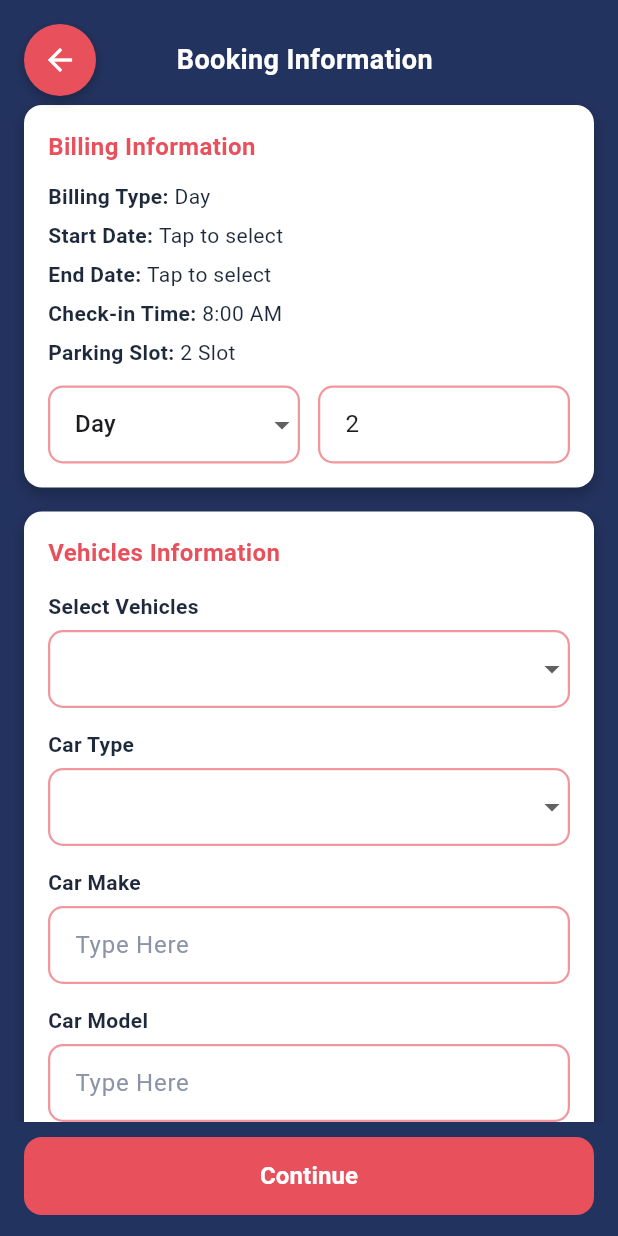
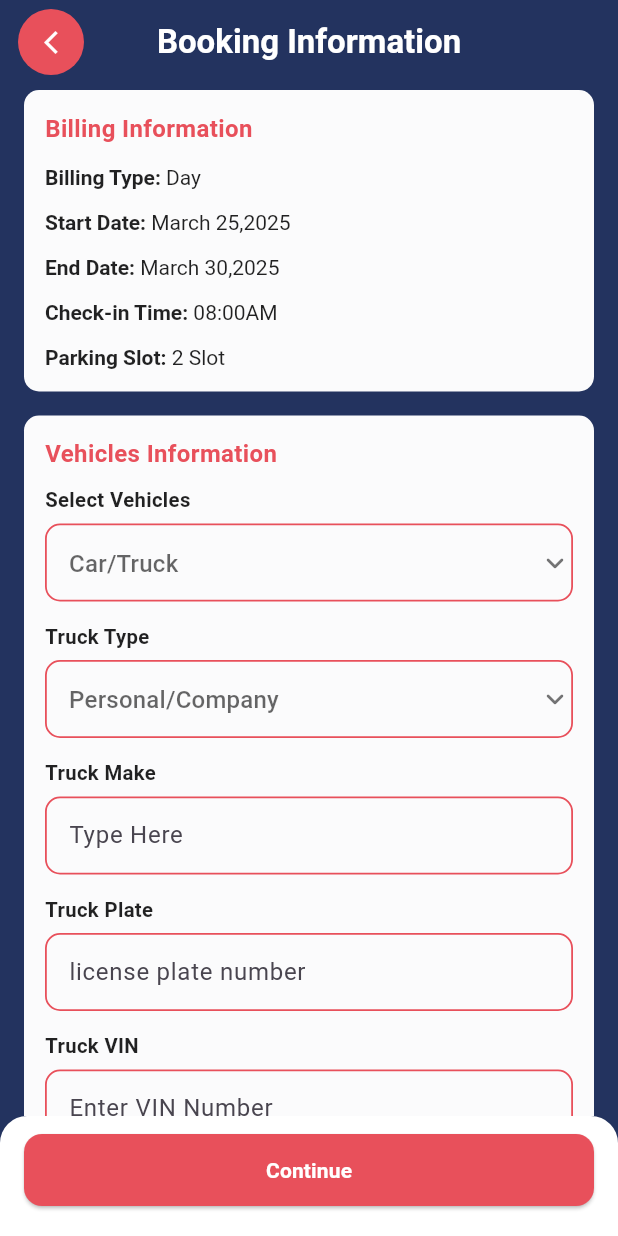
Before and after one commit to linconchondroroy/car_parking, a Flutter app: the screen it shows after launch, on a phone screen of 412 x 824 dp. Run offline on Flutter 3.47's test engine with Material 3 defaults, Android fonts, the phone set to English and light mode, and no system bars.

Commit message:
Car Parking App

```diff
--- a/lib/main.dart
+++ b/lib/main.dart
@@ -14,6 +14,7 @@ import 'package:car_parking/authentication_screen/reset_password.dart';
 import 'package:car_parking/parking_sport/parking_spot_five.dart';
 import 'package:car_parking/parking_sport/parking_spot_four.dart';
 import 'package:car_parking/parking_sport/parking_spot_one.dart';
+import 'package:car_parking/parking_sport/parking_spot_six.dart';
 import 'package:car_parking/parking_sport/parking_spot_two.dart';
 import 'package:car_parking/welcome_screen/welcome_screen.dart';
 import 'package:flutter/cupertino.dart';
@@ -41,7 +42,7 @@ class MyApp extends StatelessWidget {
   Widget build(BuildContext context) {
     return MaterialApp(
       debugShowCheckedModeBanner: false,
-      home: ParkingSpotFive(),
+      home: ParkingSpotSix(),
     );
   }
 }
--- /dev/null
+++ b/lib/parking_sport/parking_spot_six.dart
@@ -0,0 +1,242 @@
+import 'package:flutter/material.dart';
+
+class ParkingSpotSix extends StatefulWidget {
+  const ParkingSpotSix({super.key});
+
+  @override
+  State<ParkingSpotSix> createState() => _ParkingSpotSixState();
+}
+
+class _ParkingSpotSixState extends State<ParkingSpotSix> {
+  // Colors
+  static const Color kBg = Color(0xFF23335F);
+  static const Color kRed = Color(0xFFE8505B);
+
+  // Dropdown state
+  String? _vehicleType;
+  String? _truckType;
+
+  // Text controllers
+  final _makeCtrl = TextEditingController();
+  final _plateCtrl = TextEditingController();
+  final _vinCtrl = TextEditingController();
+
+  @override
+  void dispose() {
+    _makeCtrl.dispose();
+    _plateCtrl.dispose();
+    _vinCtrl.dispose();
+    super.dispose();
+  }
+
+  InputDecoration _inputDec(String hint) {
+    const radius = BorderRadius.all(Radius.circular(10));
+    return InputDecoration(
+      hintText: hint,
+      contentPadding: const EdgeInsets.symmetric(horizontal: 12, vertical: 14),
+      enabledBorder: OutlineInputBorder(
+        borderRadius: radius,
+        borderSide: const BorderSide(color: kRed, width: 1.2),
+      ),
+      focusedBorder: OutlineInputBorder(
+        borderRadius: radius,
+        borderSide: const BorderSide(color: kRed, width: 1.6),
+      ),
+    );
+  }
+
+  @override
+  Widget build(BuildContext context) {
+    return Scaffold(
+      backgroundColor: kBg,
+
+      // AppBar
+      appBar: AppBar(
+        backgroundColor: kBg,
+        elevation: 0,
+        centerTitle: true,
+        title: const Text(
+          "Booking Information",
+          style: TextStyle(color: Colors.white, fontWeight: FontWeight.w700),
+        ),
+        // round back button
+        leading: Padding(
+          padding: const EdgeInsets.only(left: 12, top: 6, bottom: 6),
+          child: InkWell(
+            onTap: () => Navigator.pop(context),
+            borderRadius: BorderRadius.circular(50),
+            child: Container(
+              decoration: const BoxDecoration(color: kRed, shape: BoxShape.circle),
+              child: const Icon(Icons.arrow_back_ios_new, size: 18, color: Colors.white),
+            ),
+          ),
+        ),
+      ),
+
+      // Body
+      body: SafeArea(
+        child: SingleChildScrollView(
+          padding: const EdgeInsets.fromLTRB(16, 4, 16, 110),
+          child: Column(
+            children: [
+              // ----- Billing information card -----
+              _sectionCard(
+                title: "Billing Information",
+                child: Column(
+                  crossAxisAlignment: CrossAxisAlignment.start,
+                  children: const [
+                    _KV(title: "Billing Type", value: "Day"),
+                    SizedBox(height: 10),
+                    _KV(title: "Start Date", value: "March 25,2025"),
+                    SizedBox(height: 10),
+                    _KV(title: "End Date", value: "March 30,2025"),
+                    SizedBox(height: 10),
+                    _KV(title: "Check-in Time", value: "08:00AM"),
+                    SizedBox(height: 10),
+                    _KV(title: "Parking Slot", value: "2 Slot"),
+                  ],
+                ),
+              ),
+
+              const SizedBox(height: 16),
+
+              // ----- Vehicles information card -----
+              _sectionCard(
+                title: "Vehicles Information",
+                child: Column(
+                  crossAxisAlignment: CrossAxisAlignment.start,
+                  children: [
+                    const _FieldLabel("Select Vehicles"),
+                    const SizedBox(height: 6),
+                    DropdownButtonFormField<String>(
+                      value: _vehicleType,
+                      items: const [
+                        DropdownMenuItem(value: "Car/Truck", child: Text("Car/Truck")),
+                        DropdownMenuItem(value: "Motorcycle", child: Text("Motorcycle")),
+                        DropdownMenuItem(value: "Van", child: Text("Van")),
+                      ],
+                      onChanged: (v) => setState(() => _vehicleType = v),
+                      decoration: _inputDec("Car/Truck"),
+                      icon: const Icon(Icons.keyboard_arrow_down_rounded, color: Colors.black54),
+                    ),
+
+                    const SizedBox(height: 14),
+                    const _FieldLabel("Truck Type"),
+                    const SizedBox(height: 6),
+                    DropdownButtonFormField<String>(
+                      value: _truckType,
+                      items: const [
+                        DropdownMenuItem(value: "Personal/Company", child: Text("Personal/Company")),
+                        DropdownMenuItem(value: "Personal", child: Text("Personal")),
+                        DropdownMenuItem(value: "Company", child: Text("Company")),
+                      ],
+                      onChanged: (v) => setState(() => _truckType = v),
+                      decoration: _inputDec("Personal/Company"),
+                      icon: const Icon(Icons.keyboard_arrow_down_rounded, color: Colors.black54),
+                    ),
+
+                    const SizedBox(height: 14),
+                    const _FieldLabel("Truck Make"),
+                    const SizedBox(height: 6),
+                    TextField(controller: _makeCtrl, decoration: _inputDec("Type Here")),
+
+                    const SizedBox(height: 14),
+                    const _FieldLabel("Truck Plate"),
+                    const SizedBox(height: 6),
+                    TextField(controller: _plateCtrl, decoration: _inputDec("license plate number")),
+
+                    const SizedBox(height: 14),
+                    const _FieldLabel("Truck VIN"),
+                    const SizedBox(height: 6),
+                    TextField(controller: _vinCtrl, decoration: _inputDec("Enter VIN Number")),
+                  ],
+                ),
+              ),
+            ],
+          ),
+        ),
+      ),
+
+      // Bottom sticky "Continue" bar
+      bottomNavigationBar: Container(
+        padding: const EdgeInsets.fromLTRB(16, 12, 16, 20),
+        decoration: const BoxDecoration(
+          color: Colors.white,
+          borderRadius: BorderRadius.only(
+            topLeft: Radius.circular(18),
+            topRight: Radius.circular(18),
+          ),
+        ),
+        child: SizedBox(
+          height: 48,
+          width: double.infinity,
+          child: ElevatedButton(
+            style: ElevatedButton.styleFrom(
+              backgroundColor: kRed,
+              foregroundColor: Colors.white,
+              shape: RoundedRectangleBorder(borderRadius: BorderRadius.circular(12)),
+            ),
+            onPressed: () {
+              // TODO: Submit / Navigate
+            },
+            child: const Text("Continue", style: TextStyle(fontWeight: FontWeight.w700)),
+          ),
+        ),
+      ),
+    );
+  }
+
+  // Section card with red title
+  Widget _sectionCard({required String title, required Widget child}) {
+    return Container(
+      width: double.infinity,
+      padding: const EdgeInsets.fromLTRB(14, 14, 14, 14),
+      decoration: BoxDecoration(
+        color: Colors.white.withOpacity(0.98),
+        borderRadius: BorderRadius.circular(10),
+      ),
+      child: Column(
+        crossAxisAlignment: CrossAxisAlignment.start,
+        children: [
+          Text(title,
+              style: const TextStyle(
+                  color: kRed, fontWeight: FontWeight.w700, fontSize: 16)),
+          const SizedBox(height: 10),
+          child,
+        ],
+      ),
+    );
+  }
+}
+
+/// Key–Value row like the screenshot
+class _KV extends StatelessWidget {
+  final String title;
+  final String value;
+  const _KV({required this.title, required this.value});
+
+  @override
+  Widget build(BuildContext context) {
+    return RichText(
+      text: TextSpan(
+        style: const TextStyle(fontSize: 14, color: Colors.black87, height: 1.4),
+        children: [
+          TextSpan(text: "$title: ", style: const TextStyle(fontWeight: FontWeight.w700)),
+          TextSpan(text: value),
+        ],
+      ),
+    );
+  }
+}
+
+class _FieldLabel extends StatelessWidget {
+  final String text;
+  const _FieldLabel(this.text);
+
+  @override
+  Widget build(BuildContext context) {
+    return Text(text,
+        style: const TextStyle(
+            fontSize: 13.5, color: Colors.black87, fontWeight: FontWeight.w600));
+  }
+}
```
